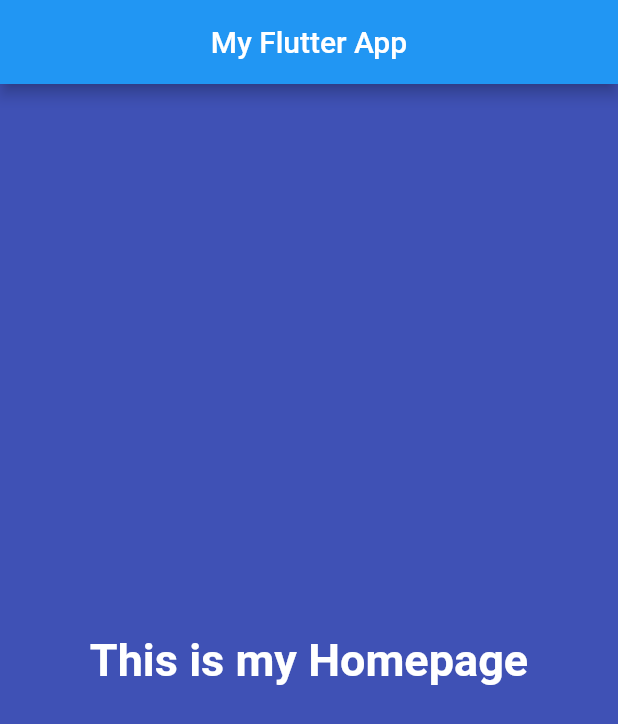
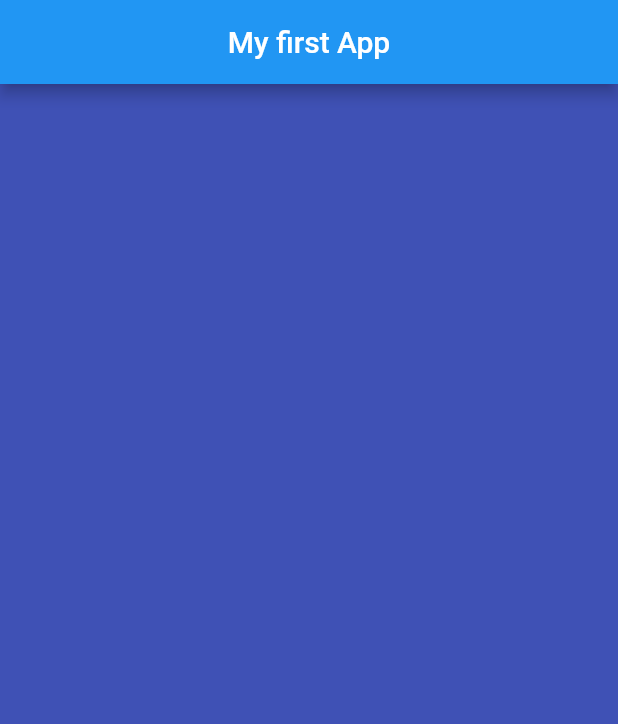
Before and after one commit to MekhrojDoliev/Udemy_Flutter, a Flutter app: the screen it shows after launch, on a phone screen of 412 x 824 dp. Shown: the top 724 px of the screen. Run offline on Flutter 3.47's test engine with Material 2 defaults, Android fonts, the phone set to English and light mode, and no system bars.

```diff
--- a/lib/main.dart
+++ b/lib/main.dart
@@ -1,22 +1,20 @@
 import 'package:flutter/material.dart';
 
 void main() {
-  runApp(
-    MaterialApp(
+  runApp(MyFirstApp());
+}
+
+class MyFirstApp extends StatelessWidget {
+  @override
+  Widget build(BuildContext context) {
+    return MaterialApp(
       home: Scaffold(
         backgroundColor: Colors.indigo,
         appBar: AppBar(
-          title: Text("My Flutter App"),
+          title: Text("My first App"),
           centerTitle: true,
         ),
-        body: Center(
-          child: Text(
-            "This is my Homepage",
-            style: TextStyle(
-                fontSize: 30, fontWeight: FontWeight.bold, color: Colors.white),
-          ),
-        ),
       ),
-    ),
-  );
+    );
+  }
 }
```
